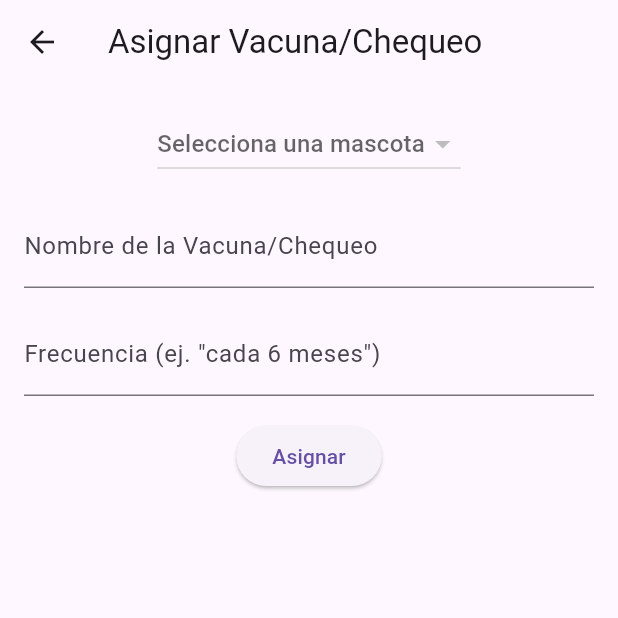
After one commit to justsantg/pet_app, a Flutter app: the screen it shows after launch, after a tap on "Ir a Asignar Vacuna/Chequeo", on a phone screen of 412 x 824 dp, the top half of it. The commit adds this screen. Run offline on Flutter 3.47's test engine with Material 3 defaults, Android fonts, the phone set to English and light mode, and no system bars; our stand-ins replace cloud_firestore, firebase_core; accounts and stored records are empty.

Commit message:
se agrego funcionalidad para vacunas y chequeos

```diff
--- a/lib/main.dart
+++ b/lib/main.dart
@@ -1,6 +1,7 @@
 import 'package:flutter/material.dart';
 import 'package:firebase_core/firebase_core.dart';
 import 'package:cloud_firestore/cloud_firestore.dart';
+import 'package:pet_app/vaccine_checkup_page.dart';
 import 'pet_gestion.dart';
 
 // Reemplaza estos valores con tu configuración de Firebase
@@ -15,10 +16,12 @@ const FirebaseOptions firebaseOptions = FirebaseOptions(
 void main() async {
   WidgetsFlutterBinding.ensureInitialized();
   await Firebase.initializeApp(options: firebaseOptions); // Proporciona las opciones aquí
-  runApp(MyApp());
+  runApp(const MyApp());
 }
 
 class MyApp extends StatelessWidget {
+  const MyApp({super.key});
+
   @override
   Widget build(BuildContext context) {
     return MaterialApp(
@@ -26,7 +29,47 @@ class MyApp extends StatelessWidget {
       theme: ThemeData(
         primarySwatch: Colors.blue,
       ),
-      home: PetListPage(),
+      home: const HomePage(),
     );
   }
 }
+
+class HomePage extends StatelessWidget {
+  const HomePage({Key? key}) : super(key: key);
+
+  @override
+  Widget build(BuildContext context) {
+    return Scaffold(
+      appBar: AppBar(
+        title: const Text('Pantalla Principal'),
+      ),
+      body: Center(
+        child: Column(
+          mainAxisAlignment: MainAxisAlignment.center,
+          children: [
+            ElevatedButton(
+              onPressed: () {
+                Navigator.push(
+                  context,
+                  MaterialPageRoute(builder: (context) => const PetListPage()),
+                );
+              },
+              child: const Text('Ir a Gestión de Mascotas'),
+            ),
+            const SizedBox(height: 20),
+            ElevatedButton(
+              onPressed: () {
+                // Aquí podrías pasar un ID de mascota si es necesario
+                Navigator.push(
+                  context,
+                  MaterialPageRoute(builder: (context) => const VaccineCheckupPage(petId: '1', pets: [],)),
+                );
+              },
+              child: const Text('Ir a Asignar Vacuna/Chequeo'),
+            ),
+          ],
+        ),
+      ),
+    );
+  }
+}
--- /dev/null
+++ b/lib/vaccine_checkup_page.dart
@@ -0,0 +1,82 @@
+import 'package:flutter/material.dart';
+import 'package:cloud_firestore/cloud_firestore.dart';
+
+class VaccineCheckupPage extends StatefulWidget {
+  final List<Map<String, dynamic>> pets; // Lista de mascotas
+
+  const VaccineCheckupPage({Key? key, required this.pets, required String petId}) : super(key: key);
+
+  @override
+  _VaccineCheckupPageState createState() => _VaccineCheckupPageState();
+}
+
+class _VaccineCheckupPageState extends State<VaccineCheckupPage> {
+  final TextEditingController _vaccineNameController = TextEditingController();
+  final TextEditingController _frequencyController = TextEditingController();
+  final CollectionReference _checkupCollection = FirebaseFirestore.instance.collection('checkups');
+
+  String? _selectedPetId; // ID de la mascota seleccionada
+
+  @override
+  Widget build(BuildContext context) {
+    return Scaffold(
+      appBar: AppBar(
+        title: const Text('Asignar Vacuna/Chequeo'),
+      ),
+      body: Padding(
+        padding: const EdgeInsets.all(16.0),
+        child: Column(
+          children: [
+            DropdownButton<String>(
+              hint: const Text('Selecciona una mascota'),
+              value: _selectedPetId,
+              onChanged: (String? newValue) {
+                setState(() {
+                  _selectedPetId = newValue;
+                });
+              },
+              items: widget.pets.map<DropdownMenuItem<String>>((pet) {
+                return DropdownMenuItem<String>(
+                  value: pet['id'],
+                  child: Text(pet['name']),
+                );
+              }).toList(),
+            ),
+            const SizedBox(height: 16),
+            TextField(
+              controller: _vaccineNameController,
+              decoration: const InputDecoration(labelText: 'Nombre de la Vacuna/Chequeo'),
+            ),
+            const SizedBox(height: 16),
+            TextField(
+              controller: _frequencyController,
+              decoration: const InputDecoration(labelText: 'Frecuencia (ej. "cada 6 meses")'),
+            ),
+            const SizedBox(height: 16),
+            ElevatedButton(
+              onPressed: _assignVaccineCheckup,
+              child: const Text('Asignar'),
+            ),
+          ],
+        ),
+      ),
+    );
+  }
+
+  Future<void> _assignVaccineCheckup() async {
+    if (_selectedPetId != null && _vaccineNameController.text.isNotEmpty && _frequencyController.text.isNotEmpty) {
+      await _checkupCollection.add({
+        'petId': _selectedPetId,
+        'vaccineName': _vaccineNameController.text,
+        'frequency': _frequencyController.text,
+        'dateAssigned': DateTime.now(),
+      });
+      Navigator.pop(context); // Regresar a la pantalla anterior
+    } else {
+      // Mostrar un mensaje de error si falta información
+      ScaffoldMessenger.of(context).showSnackBar(
+        const SnackBar(content: Text('Por favor, selecciona una mascota y completa todos los campos.')),
+      );
+    }
+  }
+}
--- a/pubspec.yaml
+++ b/pubspec.yaml
@@ -37,6 +37,7 @@ dependencies:
   cupertino_icons: ^1.0.8
   firebase_core: ^3.8.0
   cloud_firestore: ^5.4.2
+
 
 dev_dependencies:
   flutter_test:
```
Also changed, not shown: lib/pet_gestion.dart (+33 -7 lines).
